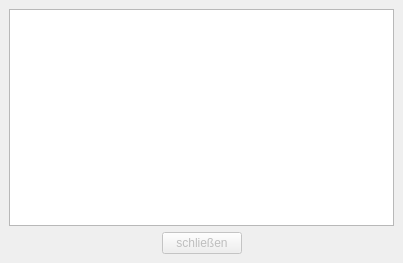
Old version of the form Merge Module/Qt MS/Entwicklung/Dialoge/FortschrittBasis.ui in the repository BackupTheBerlios/qtsbsa-svn.
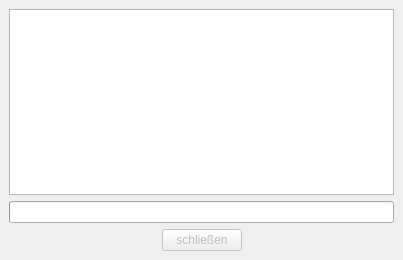
New version of the form.

Patch:
```diff
--- a/Merge Module/Qt MS/Entwicklung/Dialoge/FortschrittBasis.ui
+++ b/Merge Module/Qt MS/Entwicklung/Dialoge/FortschrittBasis.ui
@@ -7,7 +7,7 @@
     <x>0</x>
     <y>0</y>
     <width>403</width>
-    <height>263</height>
+    <height>260</height>
    </rect>
   </property>
   <property name="windowTitle" >
@@ -36,6 +36,28 @@
      </property>
     </widget>
    </item>
+   <item>
+    <widget class="QProgressBar" name="Fortschrittsanzeige" >
+     <property name="minimum" >
+      <number>1</number>
+     </property>
+     <property name="maximum" >
+      <number>9</number>
+     </property>
+     <property name="value" >
+      <number>1</number>
+     </property>
+     <property name="textVisible" >
+      <bool>false</bool>
+     </property>
+     <property name="orientation" >
+      <enum>Qt::Horizontal</enum>
+     </property>
+     <property name="invertedAppearance" >
+      <bool>false</bool>
+     </property>
+    </widget>
+   </item>
    <item>
     <layout class="QHBoxLayout" >
      <property name="margin" >
```
